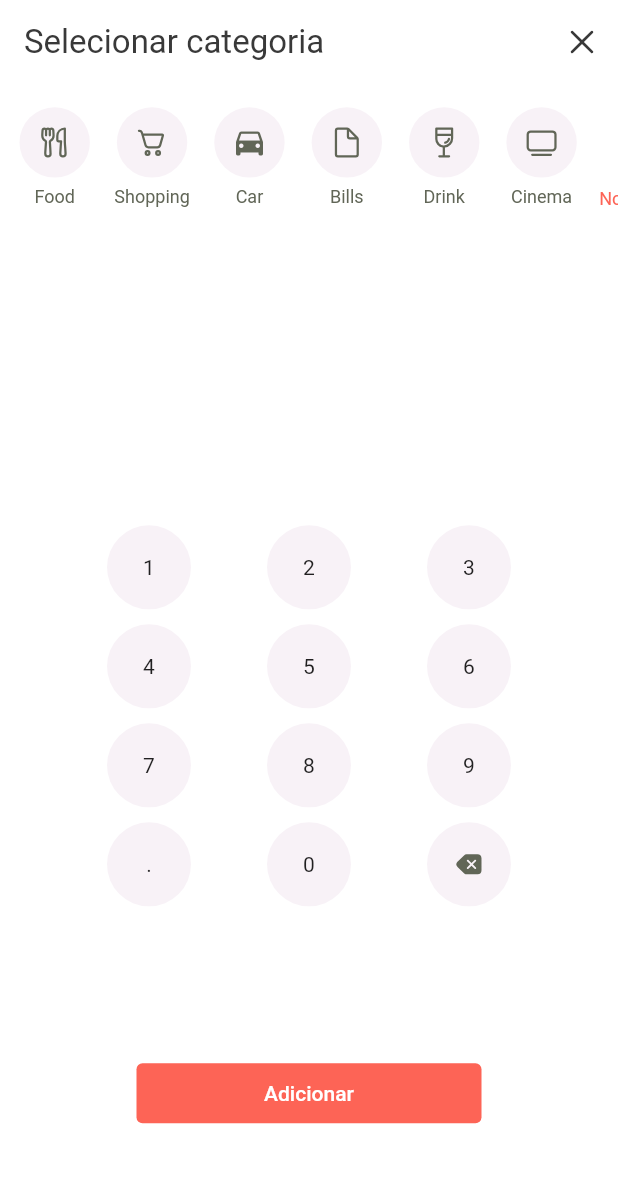
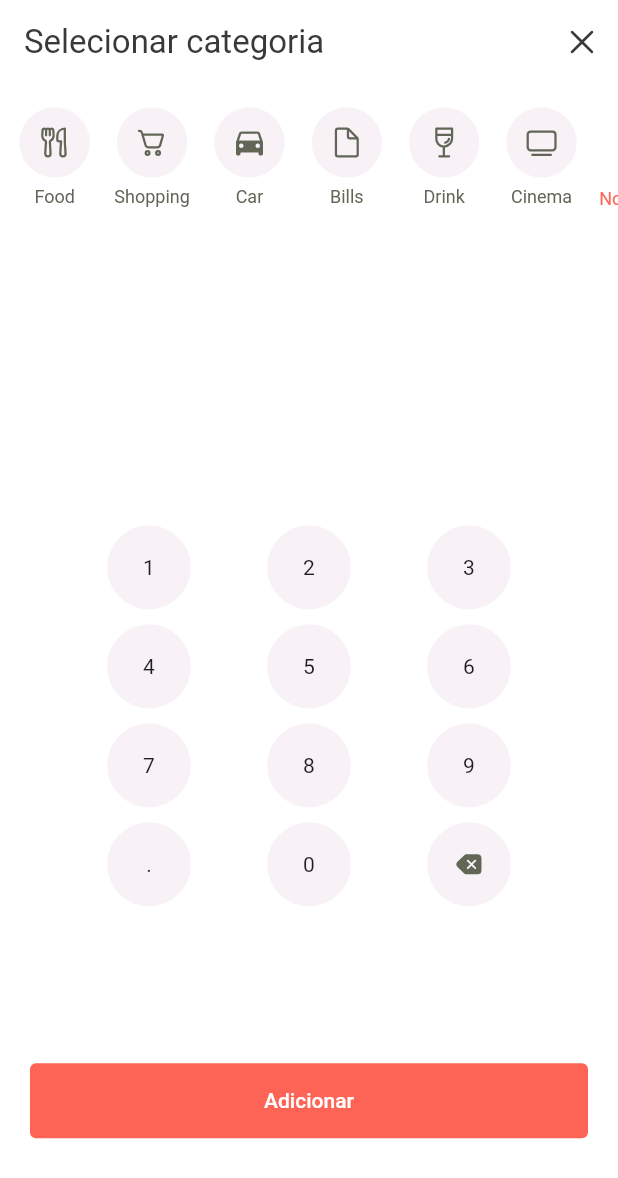
Before and after one commit to nelsonalexandrino/kana, a Flutter app: the AddExpensive screen opened by its route, on a phone screen of 412 x 824 dp. Shown: the top 1178 px of the screen. Run offline on Flutter 3.47's test engine with Material 2 defaults, Android fonts, the phone set to English and light mode, and no system bars; our stand-ins replace fluentui_system_icons, flutter_svg, lottie, modal_bottom_sheet.

Commit message:
more changes

```diff
--- a/lib/pages/add_expensive.dart
+++ b/lib/pages/add_expensive.dart
@@ -87,6 +87,11 @@ class _AddExpensiveState extends State<AddExpensive> {
                               .length,
                           itemBuilder: (context, index, animation) {
                             return SlideTransition(
+                              key: Key(context
+                                  .read<CategoryProvider>()
+                                  .categories
+                                  .elementAt(index)
+                                  .id!),
                               position: animation.drive(_tween),
                               child: CategoryButton(
                                   spaceWeHave: categoryHeight,
@@ -161,9 +166,11 @@ class _AddExpensiveState extends State<AddExpensive> {
                         ]),
                   ),
                 ),
-                SizedBox(
-                  height: 40,
-                  width: 230,
+                Padding(
+                  padding: const EdgeInsets.symmetric(horizontal: 20),
+                  child: SizedBox(
+                    height: 50,
+                    width: double.infinity,
                     child: ElevatedButton(
                       onPressed: () {
                         context
@@ -187,6 +194,7 @@ class _AddExpensiveState extends State<AddExpensive> {
                       child: const Text('Adicionar'),
                     ),
                   ),
+                ),
               ],
             );
           },
--- a/lib/providers/category_provider.dart
+++ b/lib/providers/category_provider.dart
@@ -109,7 +109,7 @@ class CategoryProvider with ChangeNotifier, DiagnosticableTreeMixin {
     _categoriesExpensises[_selectedCategoryIndex].icon =
         _newCategoryIcon ?? FluentIcons.question_24_regular;
     _categoriesExpensises[_selectedCategoryIndex].name = _newCategoryName;
-
+    _categoriesExpensises[_selectedCategoryIndex].color = _newCategoryColor;
     notifyListeners();
     return true;
   }
--- a/lib/widgets/category_button.dart
+++ b/lib/widgets/category_button.dart
@@ -127,7 +127,8 @@ class _CategoryButtonState extends State<CategoryButton>
                     height: maxHeight / 2,
                     width: maxHeight / 2,
                     decoration: BoxDecoration(
-                      color: backgroundColorNumbersAndIcons,
+                      color: widget.category!.color ??
+                          backgroundColorNumbersAndIcons,
                       shape: BoxShape.circle,
                     ),
                     child: Icon(
@@ -138,7 +139,9 @@ class _CategoryButtonState extends State<CategoryButton>
                                   .getSelectedCategoryIndex ==
                               widget.index
                           ? primaryColor
-                          : grey,
+                          : widget.category!.color != null
+                              ? Colors.white
+                              : grey,
                     ),
                   ),
                 ),
```
Also changed, not shown: lib/models/category.dart (+16 -1 lines), lib/pages/add_category.dart (+10 -11 lines). Lines whose indentation alone changed are shown as unchanged.
